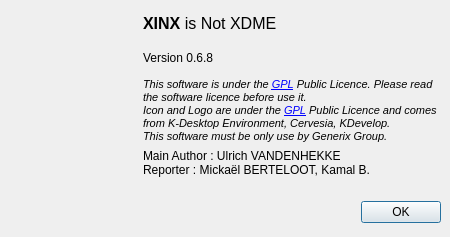
This is ui/about.ui in phoenix741/xinx as Qt 5 draws it before an edit. The edited form follows.
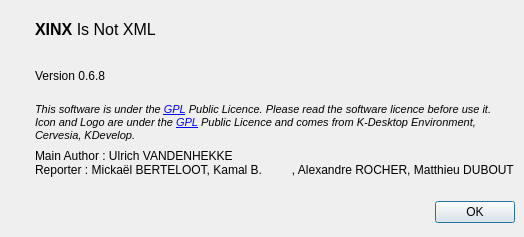
This is the edited form. Icons and pictures are not drawn.

The edit to the form file:
```diff
--- a/ui/about.ui
+++ b/ui/about.ui
@@ -33,7 +33,7 @@
         <string>&lt;html>&lt;head>&lt;meta name="qrichtext" content="1" />&lt;style type="text/css">
 p, li { white-space: pre-wrap; }
 &lt;/style>&lt;/head>&lt;body style=" font-family:'MS Shell Dlg 2'; font-size:8.25pt; font-weight:400; font-style:normal; text-decoration:none;">
-&lt;p style=" margin-top:0px; margin-bottom:0px; margin-left:0px; margin-right:0px; -qt-block-indent:0; text-indent:0px; font-size:8pt;">&lt;span style=" font-size:12pt; font-weight:600;">XINX&lt;/span>&lt;span style=" font-size:12pt;"> is Not XDME&lt;/span>&lt;/p>&lt;/body>&lt;/html></string>
+&lt;p style=" margin-top:0px; margin-bottom:0px; margin-left:0px; margin-right:0px; -qt-block-indent:0; text-indent:0px; font-size:8pt;">&lt;span style=" font-size:12pt; font-weight:600;">XINX&lt;/span>&lt;span style=" font-size:12pt;"> Is Not XML&lt;/span>&lt;/p>&lt;/body>&lt;/html></string>
        </property>
       </widget>
      </item>
@@ -51,8 +51,7 @@
 p, li { white-space: pre-wrap; }
 &lt;/style>&lt;/head>&lt;body style=" font-family:'MS Shell Dlg 2'; font-size:8.25pt; font-weight:400; font-style:normal; text-decoration:none;">
 &lt;p style=" margin-top:0px; margin-bottom:0px; margin-left:0px; margin-right:0px; -qt-block-indent:0; text-indent:0px; font-size:8pt;">&lt;span style=" font-style:italic;">This software is under the &lt;/span>&lt;a href="http://www.gnu.org/licenses/gpl.html">&lt;span style=" font-style:italic; text-decoration: underline; color:#0000ff;">GPL&lt;/span>&lt;/a>&lt;span style=" font-style:italic;"> Public Licence. Please read the software licence before use it.&lt;/span>&lt;/p>
-&lt;p style=" margin-top:0px; margin-bottom:0px; margin-left:0px; margin-right:0px; -qt-block-indent:0; text-indent:0px; font-size:8pt; font-style:italic;">Icon and Logo are under the &lt;a href="http://www.gnu.org/licenses/gpl.html">&lt;span style=" text-decoration: underline; color:#0000ff;">GPL&lt;/span>&lt;/a> Public Licence and comes from K-Desktop Environment, Cervesia, KDevelop.&lt;/p>
-&lt;p style=" margin-top:0px; margin-bottom:0px; margin-left:0px; margin-right:0px; -qt-block-indent:0; text-indent:0px; font-size:8pt; font-style:italic;">This software must be only use by Generix Group.&lt;/p>&lt;/body>&lt;/html></string>
+&lt;p style=" margin-top:0px; margin-bottom:0px; margin-left:0px; margin-right:0px; -qt-block-indent:0; text-indent:0px; font-size:8pt; font-style:italic;">Icon and Logo are under the &lt;a href="http://www.gnu.org/licenses/gpl.html">&lt;span style=" text-decoration: underline; color:#0000ff;">GPL&lt;/span>&lt;/a> Public Licence and comes from K-Desktop Environment, Cervesia, KDevelop.&lt;/p>&lt;/body>&lt;/html></string>
        </property>
        <property name="wordWrap" >
         <bool>true</bool>
@@ -63,7 +62,7 @@
       <widget class="QLabel" name="label_5" >
        <property name="text" >
         <string>Main Author : Ulrich VANDENHEKKE
-Reporter : Mickaël BERTELOOT, Kamal B.         
+Reporter : Mickaël BERTELOOT, Kamal B.         , Alexandre ROCHER, Matthieu DUBOUT
 </string>
        </property>
       </widget>
```
